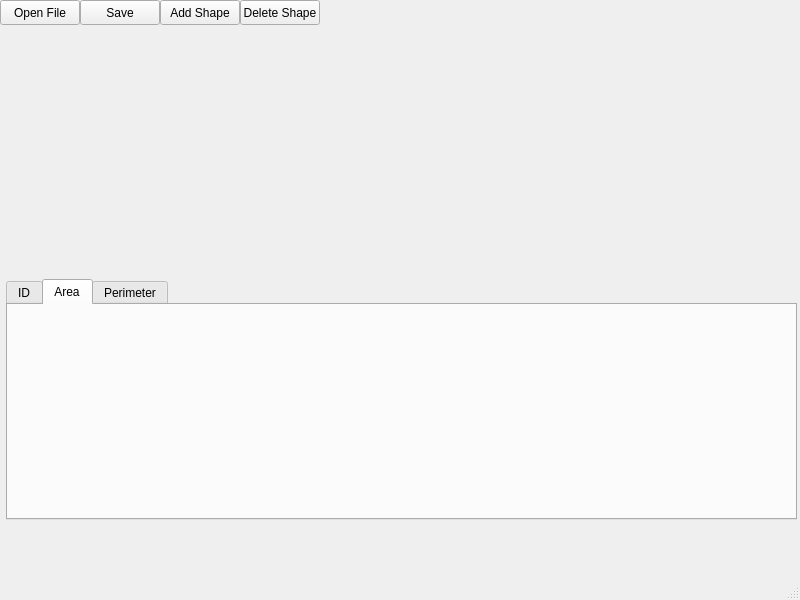
yosmo78/ScrumOfTheEarth, file Group Project/ScrumOfTheEarth/mainwindow.ui: the form before one commit.
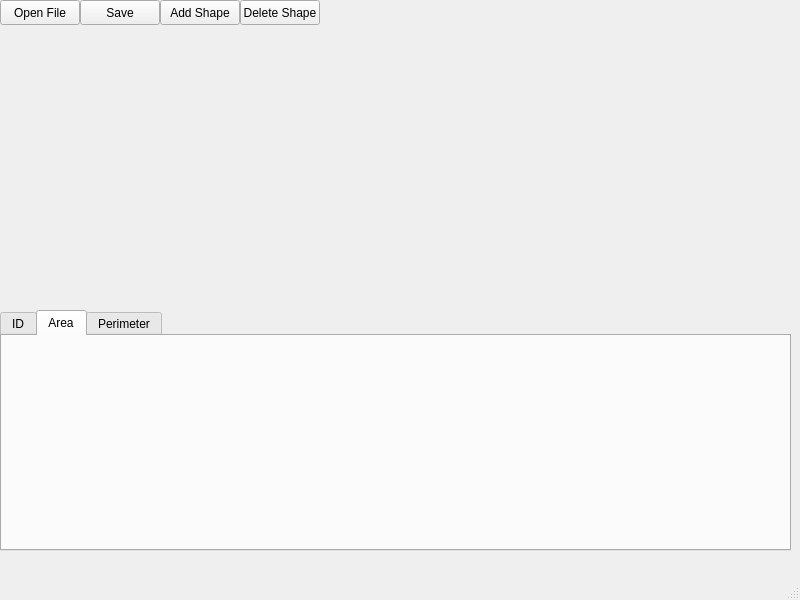
The form after the commit. Custom widgets are drawn as their Qt base class.

Commit message: Changed size of tabs

```diff
--- a/Group Project/ScrumOfTheEarth/mainwindow.ui
+++ b/Group Project/ScrumOfTheEarth/mainwindow.ui
@@ -20,7 +20,7 @@
       <x>0</x>
       <y>30</y>
       <width>801</width>
-      <height>241</height>
+      <height>271</height>
      </rect>
     </property>
    </widget>
@@ -79,8 +79,8 @@
    <widget class="QTabWidget" name="Tables">
     <property name="geometry">
      <rect>
-      <x>6</x>
-      <y>279</y>
+      <x>0</x>
+      <y>310</y>
       <width>791</width>
       <height>241</height>
      </rect>
```
The commit also changes 1 other file.
